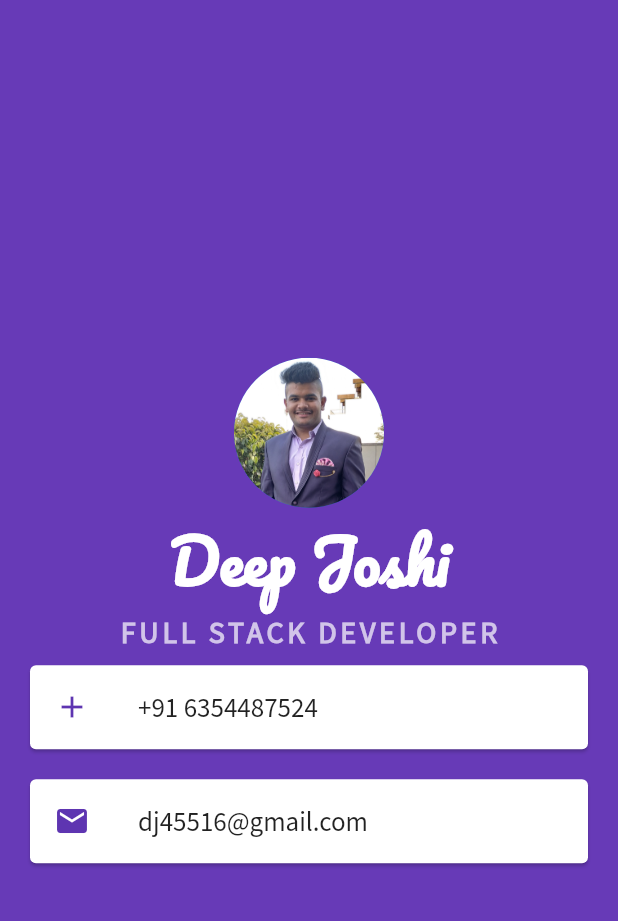
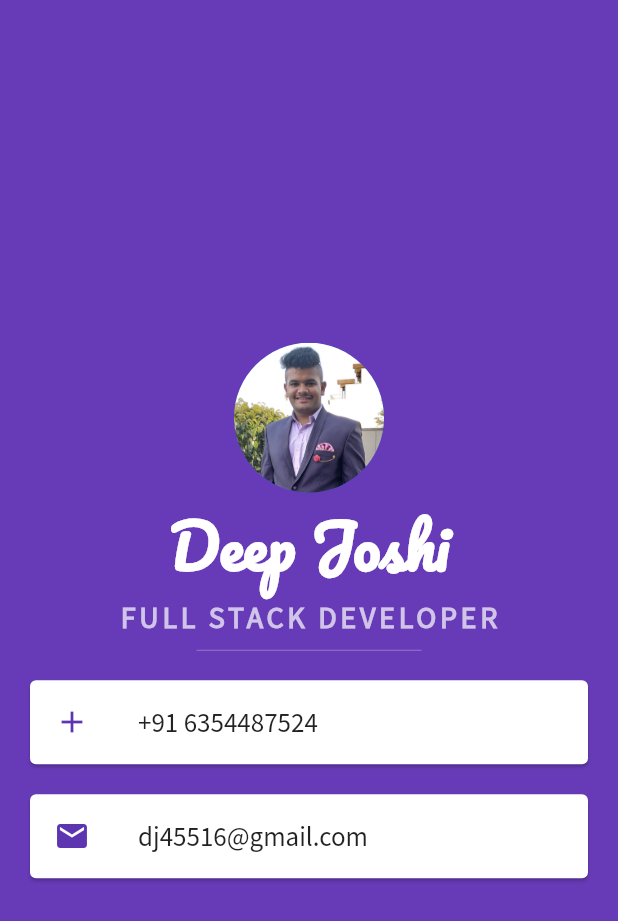
Before and after one commit to djcodes327/MI-Card-Flutter, a Flutter app: the screen it shows after launch, on a phone screen of 412 x 824 dp. Shown: the top 921 px of the screen. Run offline on Flutter 3.47's test engine with Material 2 defaults, Android fonts, the light colour scheme and no system bars.

Commit message:
Sized Boc Added

```diff
--- a/lib/main.dart
+++ b/lib/main.dart
@@ -37,6 +37,13 @@ class HomeScreen extends StatelessWidget {
                   fontFamily: 'Source Sans Pro',
                   fontWeight: FontWeight.bold,
                   letterSpacing: 2.5,
+                ),
+              ),
+              SizedBox(
+                height: 20.0,
+                width: 150.0,
+                child: Divider(
+                  color: Colors.deepPurple.shade300,
                 ),
               ),
               Card(
```
